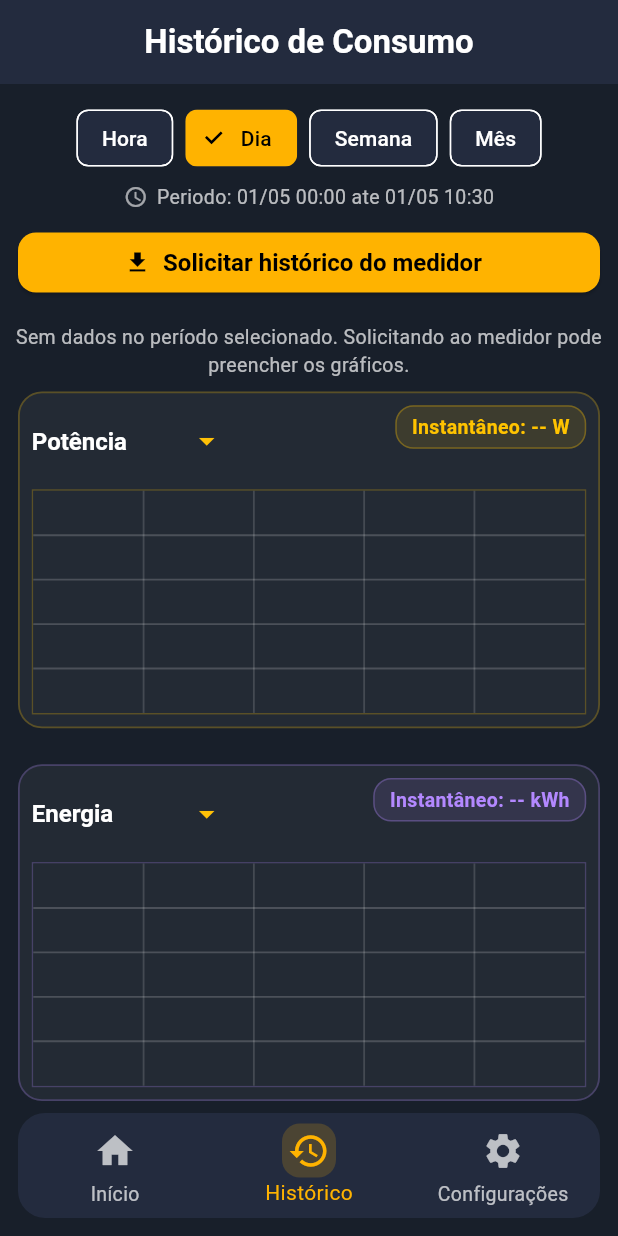
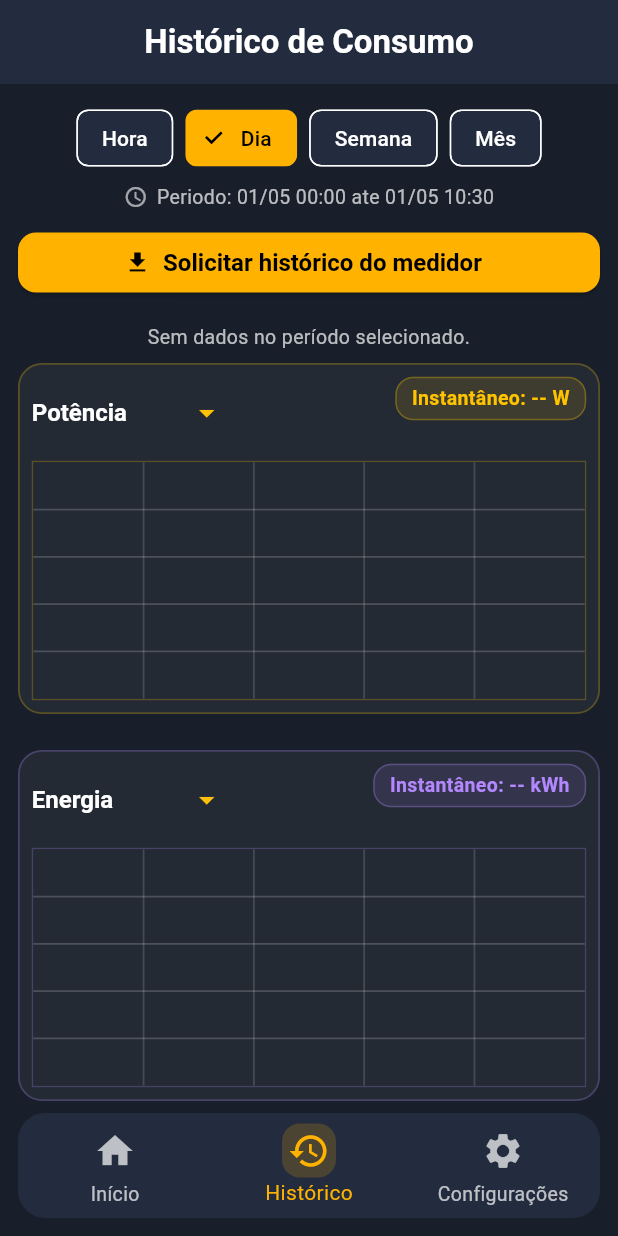
Before and after one commit to frahncky/EMetrics-IoT, a Flutter app: the screen it shows after launch, item 2 of the bottom bar chosen, on a phone screen of 412 x 824 dp. Run offline on Flutter 3.47's test engine with Material 3 defaults, Android fonts, the phone set to English and light mode, and no system bars; drawn by our look-alikes of fl_chart; our stand-ins replace csv, flutter_local_notifications, flutter_riverpod, shared_preferences, sqflite; missing offline and left inert: mqtt_client; accounts and stored records are empty.

Commit message:
chore: simplify history status text

```diff
--- a/lib/src/ui/history/history_page.dart
+++ b/lib/src/ui/history/history_page.dart
@@ -89,7 +89,6 @@ class _HistoryPageState extends ConsumerState<HistoryPage> {
   late DateTime _activeFrom;
   late DateTime _activeTo;
   bool _isRequesting = false;
-  String? _requestStatus;
 
   @override
   void initState() {
@@ -125,16 +124,11 @@ class _HistoryPageState extends ConsumerState<HistoryPage> {
     final range = (_activeFrom, _activeTo);
     setState(() {
       _isRequesting = true;
-      _requestStatus = null;
     });
 
     try {
       final mqttService = ref.read(mqttServiceProvider);
       await mqttService.requestHistory(from: range.$1, to: range.$2);
-
-      setState(() {
-        _requestStatus = 'Solicitação enviada ao medidor. Os gráficos serão atualizados conforme os dados chegarem.';
-      });
 
       ref.invalidate(
         metricsByRangeProvider(
@@ -144,10 +138,7 @@ class _HistoryPageState extends ConsumerState<HistoryPage> {
           ),
         ),
       );
-    } catch (e) {
-      setState(() {
-        _requestStatus = 'Falha ao solicitar histórico: $e';
-      });
+    } catch (_) {
     } finally {
       setState(() {
         _isRequesting = false;
@@ -199,17 +190,6 @@ class _HistoryPageState extends ConsumerState<HistoryPage> {
               ),
             ),
           ),
-          if (_requestStatus != null)
-            Padding(
-              padding: const EdgeInsets.fromLTRB(12, 8, 12, 0),
-              child: Text(
-                _requestStatus!,
-                style: TextStyle(
-                  color: _requestStatus!.startsWith('Falha') ? Colors.redAccent : Colors.white70,
-                  fontSize: 13,
-                ),
-              ),
-            ),
           const SizedBox(height: 8),
           Expanded(
             child: ref
@@ -225,15 +205,19 @@ class _HistoryPageState extends ConsumerState<HistoryPage> {
                   data: (metrics) {
                     return Column(
                       children: [
-                        if (metrics.isEmpty)
-                          const Padding(
-                            padding: EdgeInsets.only(top: 8),
-                            child: Text(
-                              'Sem dados no período selecionado. Solicitando ao medidor pode preencher os gráficos.',
-                              style: TextStyle(color: Colors.white70, fontSize: 13),
-                              textAlign: TextAlign.center,
+                        Padding(
+                          padding: const EdgeInsets.only(top: 8),
+                          child: Text(
+                            metrics.isEmpty
+                                ? 'Sem dados no período selecionado.'
+                                : 'Dados disponíveis no período selecionado.',
+                            style: TextStyle(
+                              color: metrics.isEmpty ? Colors.white70 : Colors.greenAccent,
+                              fontSize: 13,
                             ),
+                            textAlign: TextAlign.center,
                           ),
+                        ),
                         Expanded(
                           child: HistoryChart(
                             metrics: metrics,
```
